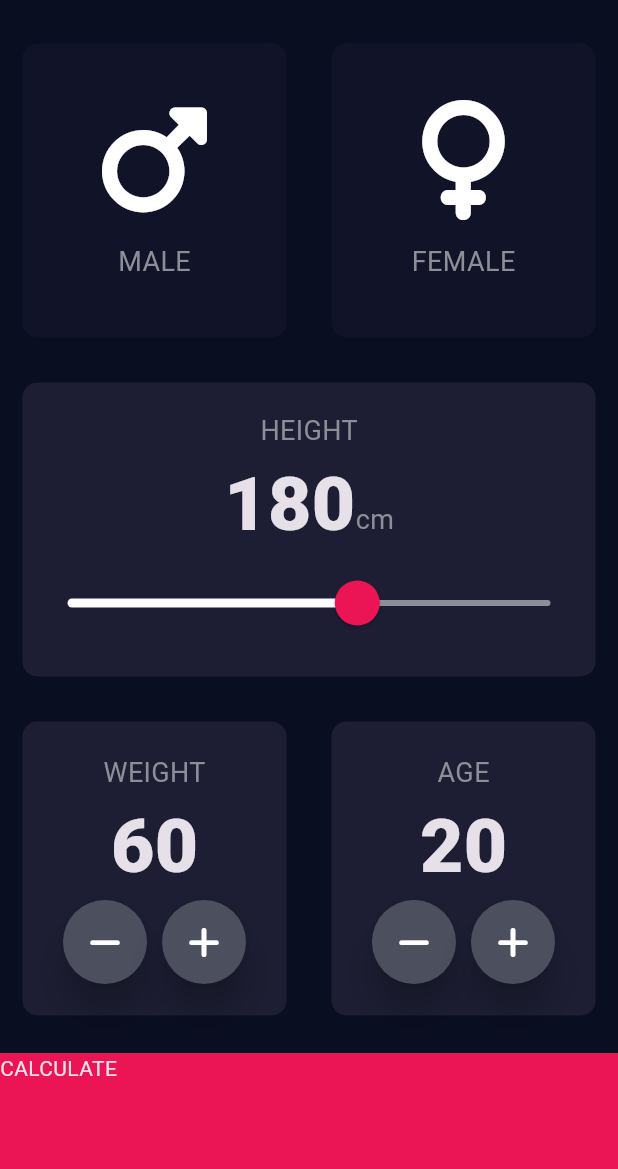
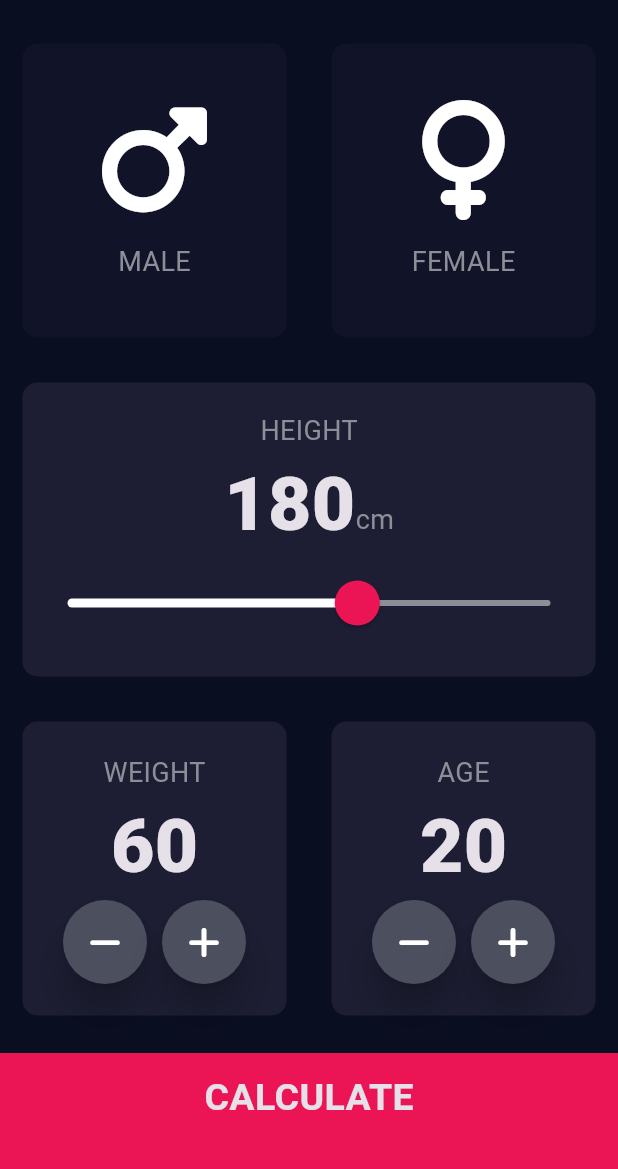
Before and after one commit to alexmortelsison/bmi_calc, a Flutter app: the screen it shows after launch, on a phone screen of 412 x 824 dp, the part 63-1232 px from its top. Run offline on Flutter 3.47's test engine with Material 3 defaults, Android fonts, the phone set to English and light mode, and no system bars; our stand-ins replace font_awesome_flutter.

Commit message:
updated UI

```diff
--- a/lib/constants.dart
+++ b/lib/constants.dart
@@ -4,6 +4,8 @@ const kBottomContainerHeight = 80.0;
 const kBottomContainercolour = Color(0xFFEB1555);
 const kActiveCardColour = Color(0xFF1D1E33);
 const kInactiveCardColour = Color(0xFF111328);
+const kLargeButtonTextStyle =
+    TextStyle(fontSize: 25.0, fontWeight: FontWeight.bold);
 
 const kLabelTextStyle = TextStyle(
   fontSize: 18,
--- a/lib/input_page.dart
+++ b/lib/input_page.dart
@@ -1,6 +1,8 @@
 import 'package:bmi_calc/icon_content.dart';
+import 'package:bmi_calc/results_page.dart';
 import 'package:bmi_calc/reusable_card.dart';
 import 'package:flutter/material.dart';
+import 'package:flutter/widgets.dart';
 import 'package:font_awesome_flutter/font_awesome_flutter.dart';
 import 'constants.dart';
 
@@ -209,12 +211,24 @@ class _InputPageState extends State<InputPage> {
               ],
             ),
           ),
-          Container(
-            color: kBottomContainercolour,
-            margin: const EdgeInsets.only(top: 10),
-            width: double.infinity,
-            height: kBottomContainerHeight,
-            child: const Text("CALCULATE"),
+          GestureDetector(
+            onTap: () {
+              Navigator.push(context,
+                  MaterialPageRoute(builder: (context) => const ResultsPage()));
+            },
+            child: Container(
+              color: kBottomContainercolour,
+              margin: const EdgeInsets.only(top: 10),
+              padding: const EdgeInsets.only(bottom: 20.0),
+              width: double.infinity,
+              height: kBottomContainerHeight,
+              child: const Center(
+                child: Text(
+                  "CALCULATE",
+                  style: kLargeButtonTextStyle,
+                ),
+              ),
+            ),
           )
         ],
       ),
```
